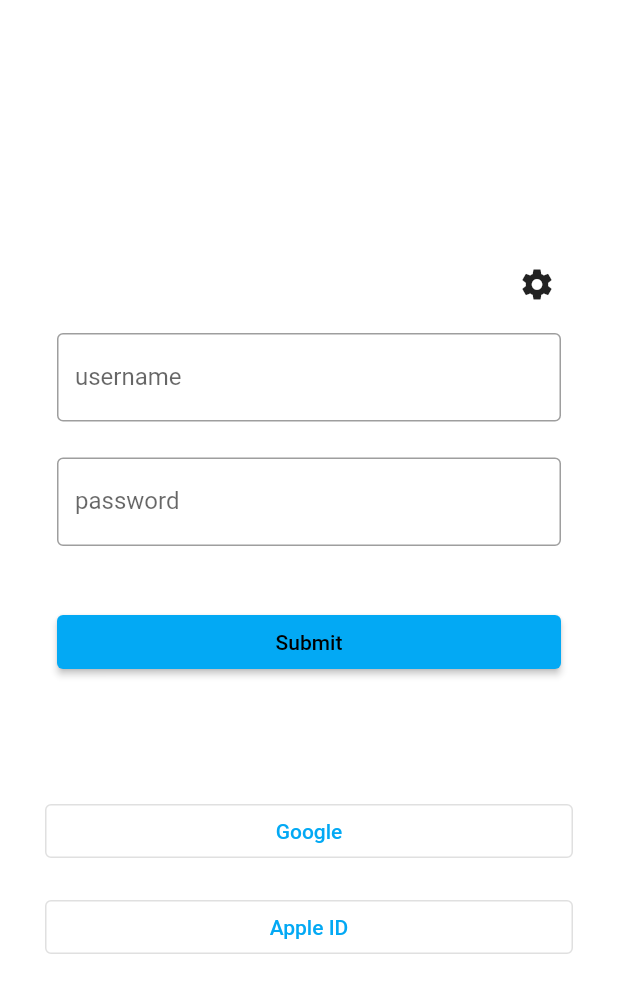
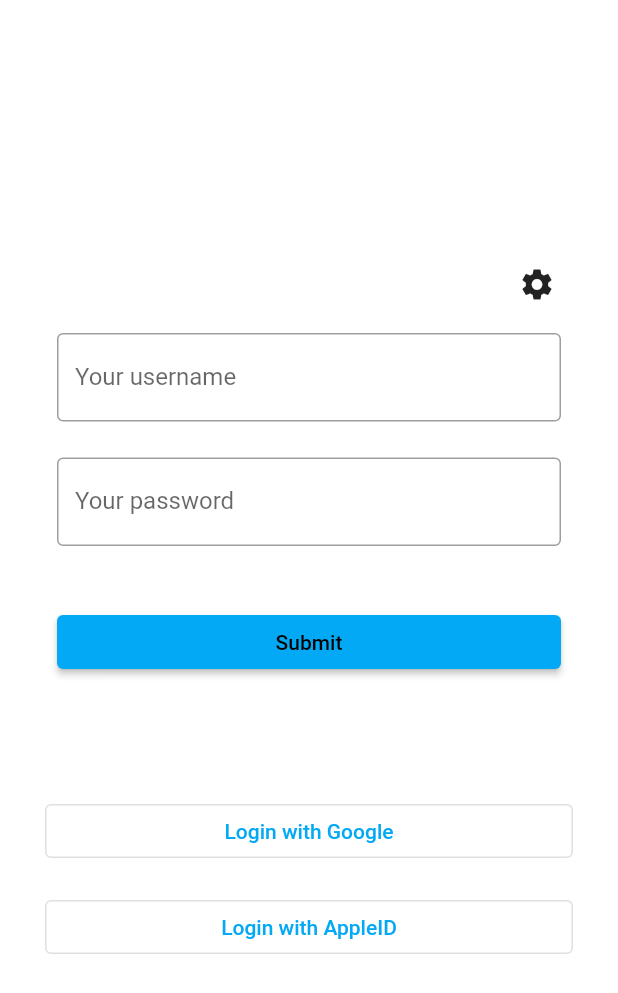
Before and after one commit to bukhanovskayamarina22/autorization, a Flutter app: the screen it shows after launch, on a phone screen of 412 x 824 dp. Shown: the top 993 px of the screen. Run offline on Flutter 3.47's test engine with Material 2 defaults, Android fonts, the phone set to English and light mode, and no system bars; our stand-ins replace sqflite_common, sqflite_common_ffi; accounts and stored records are empty; generated files the repository leaves out were written again; Roboto replaces fonts that are missing (Nunito).

```diff
--- /dev/null
+++ b/l10n.yaml
@@ -0,0 +1,3 @@
+arb-dir: lib/l10n
+template-arb-file: app_en.arb
+output-localization-file: app_localizations.dart
--- a/lib/components/autorization/apple_auth.dart
+++ b/lib/components/autorization/apple_auth.dart
@@ -1,4 +1,5 @@
 import 'package:flutter/material.dart';
+import 'package:flutter_gen/gen_l10n/app_localizations.dart';
 
 class AppleAuth extends StatefulWidget {
   const AppleAuth({
@@ -17,7 +18,9 @@ class _AppleAuthState extends State<AppleAuth> {
       child: Container(
         width: double.infinity,
         color: Colors.transparent,
-        child: OutlinedButton(onPressed: () {}, child: const Text('Apple ID')),
+        child: OutlinedButton(
+            onPressed: () {},
+            child: Text(AppLocalizations.of(context)!.pageLoginButtonApple)),
       ),
     );
   }
--- a/lib/components/autorization/google_auth.dart
+++ b/lib/components/autorization/google_auth.dart
@@ -1,4 +1,5 @@
 import 'package:flutter/material.dart';
+import 'package:flutter_gen/gen_l10n/app_localizations.dart';
 
 class GoogleAuth extends StatefulWidget {
   const GoogleAuth({
@@ -17,7 +18,9 @@ class _GoogleAuthState extends State<GoogleAuth> {
       child: Container(
         width: double.infinity,
         color: Colors.transparent,
-        child: OutlinedButton(onPressed: () {}, child: const Text('Google')),
+        child: OutlinedButton(
+            onPressed: () {},
+            child: Text(AppLocalizations.of(context)!.pageLoginButtonGoogle)),
       ),
     );
   }
--- a/lib/components/autorization/password_field.dart
+++ b/lib/components/autorization/password_field.dart
@@ -1,5 +1,6 @@
 import 'package:flutter/material.dart';
 import 'package:autorization/constants/controllers.dart';
+import 'package:flutter_gen/gen_l10n/app_localizations.dart';
 
 class PasswordField extends StatefulWidget {
   const PasswordField({
@@ -19,8 +20,8 @@ class _PasswordFieldState extends State<PasswordField> {
         controller: passwordController,
         decoration: InputDecoration(
           border: OutlineInputBorder(),
-          label: Text(language_now.password),
-          hintText: language_now.password_help,
+          label: Text(AppLocalizations.of(context)!.pageLoginPassword),
+          hintText: AppLocalizations.of(context)!.pageLoginPasswordHelp,
         ),
         // The validator receives the text that the user has entered.
         validator: (value) {
@@ -28,7 +29,7 @@ class _PasswordFieldState extends State<PasswordField> {
             return 'Please enter some text';
           }
           if (value.length < 7) {
-            return 'Password should be at least 8 symbols';
+            return AppLocalizations.of(context)!.pageLoginPasswordError;
           }
         },
       ),
--- a/lib/components/autorization/submit_button.dart
+++ b/lib/components/autorization/submit_button.dart
@@ -2,6 +2,7 @@ import 'package:autorization/src/user.dart';
 import 'package:flutter/material.dart';
 import '../../constants/controllers.dart';
 import '../../pages/home_page.dart';
+import 'package:flutter_gen/gen_l10n/app_localizations.dart';
 
 class SubmitButton extends StatefulWidget {
   const SubmitButton({
@@ -30,7 +31,7 @@ class _SubmitButtonState extends State<SubmitButton> {
         },
         child: Center(
           widthFactor: 8,
-          child: Text(language_now.submit),
+          child: Text(AppLocalizations.of(context)!.pageLoginButtonSubmit),
         ),
       ),
     );
--- a/lib/components/autorization/username_field.dart
+++ b/lib/components/autorization/username_field.dart
@@ -1,5 +1,6 @@
 import 'package:flutter/material.dart';
 import 'package:autorization/constants/controllers.dart';
+import 'package:flutter_gen/gen_l10n/app_localizations.dart';
 
 class UsernameField extends StatefulWidget {
   const UsernameField({
@@ -19,8 +20,8 @@ class _UsernameFieldState extends State<UsernameField> {
         controller: emailController,
         decoration: InputDecoration(
           border: OutlineInputBorder(),
-          label: Text(language_now.username),
-          hintText: language_now.email,
+          label: Text(AppLocalizations.of(context)!.pageLoginUsername),
+          hintText: AppLocalizations.of(context)!.pageLoginUsernameHelp,
         ),
         // The validator receives the text that the user has entered.
         validator: (value) {
@@ -28,7 +29,7 @@ class _UsernameFieldState extends State<UsernameField> {
               value.isEmpty ||
               !RegExp(r"^[a-zA-Z0-9.a-zA-Z0-9.!#$%&'*+-/=?^_`{|}~]+@[a-zA-Z0-9]+\.[a-zA-Z]+")
                   .hasMatch(value)) {
-            return 'Enter valid email';
+            return AppLocalizations.of(context)!.pageLoginUsernameError;
           }
           return null;
         },
--- a/lib/main.dart
+++ b/lib/main.dart
@@ -3,7 +3,7 @@ import 'package:autorization/constants/language_class.dart';
 import 'package:flutter/material.dart';
 import 'package:sqflite_common/sqlite_api.dart';
 import 'package:sqflite_common_ffi/sqflite_ffi.dart';
-
+import 'package:flutter_gen/gen_l10n/app_localizations.dart';
 import 'components/autorization/custom_form.dart';
 import 'pages/home_page.dart';
 import 'pages/login_page.dart';
@@ -29,6 +29,8 @@ class _MyAppState extends State<MyApp> {
     return MaterialApp(
       title: 'Kodeversitas',
       debugShowCheckedModeBanner: false,
+      localizationsDelegates: AppLocalizations.localizationsDelegates,
+      supportedLocales: AppLocalizations.supportedLocales,
       theme: ThemeData(
         primarySwatch: Colors.lightBlue,
         fontFamily: 'Nunito',
--- a/pubspec.yaml
+++ b/pubspec.yaml
@@ -31,7 +31,8 @@ environment:
 dependencies:
   flutter:
     sdk: flutter
-
+  flutter_localizations:
+    sdk: flutter
 
   # The following adds the Cupertino Icons font to your application.
   # Use with the CupertinoIcons class for iOS style icons.
@@ -68,6 +69,7 @@ flutter:
   # included with your application, so that you can use the icons in
   # the material Icons class.
   uses-material-design: true
+  generate: true
 
   # To add assets to your application, add an assets section, like this:
   # assets:
```
Also changed, not shown: lib/l10n/app_en.arb (added, +28 -0 lines), lib/l10n/app_ru.arb (added, +19 -0 lines), pubspec.lock.
